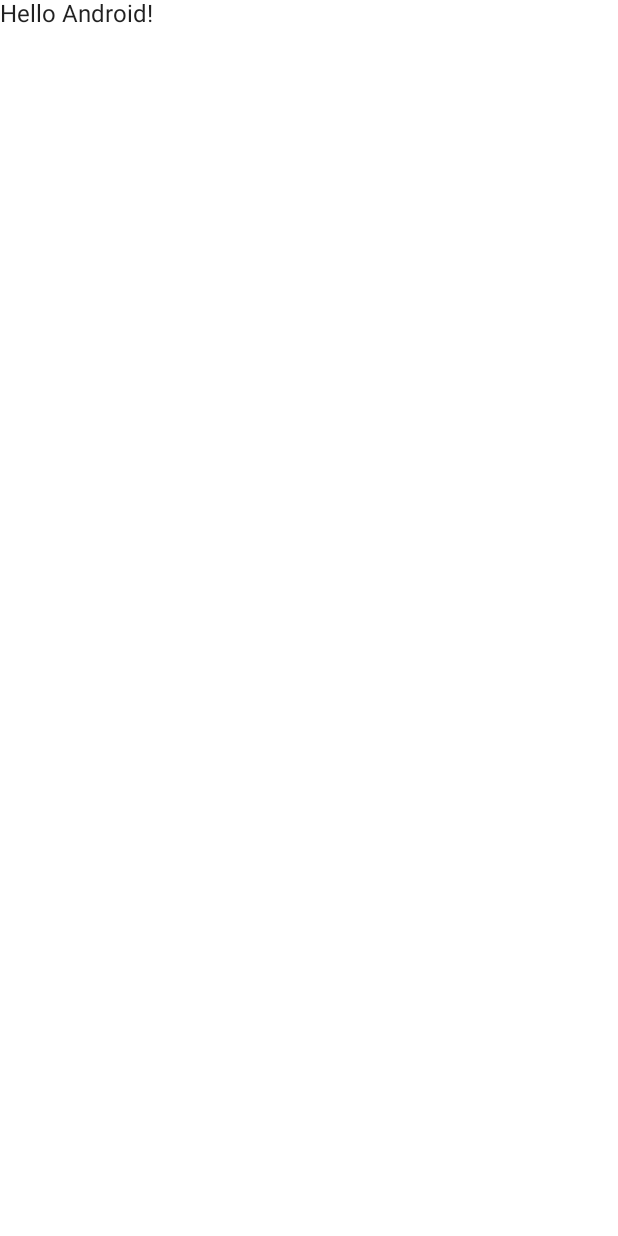
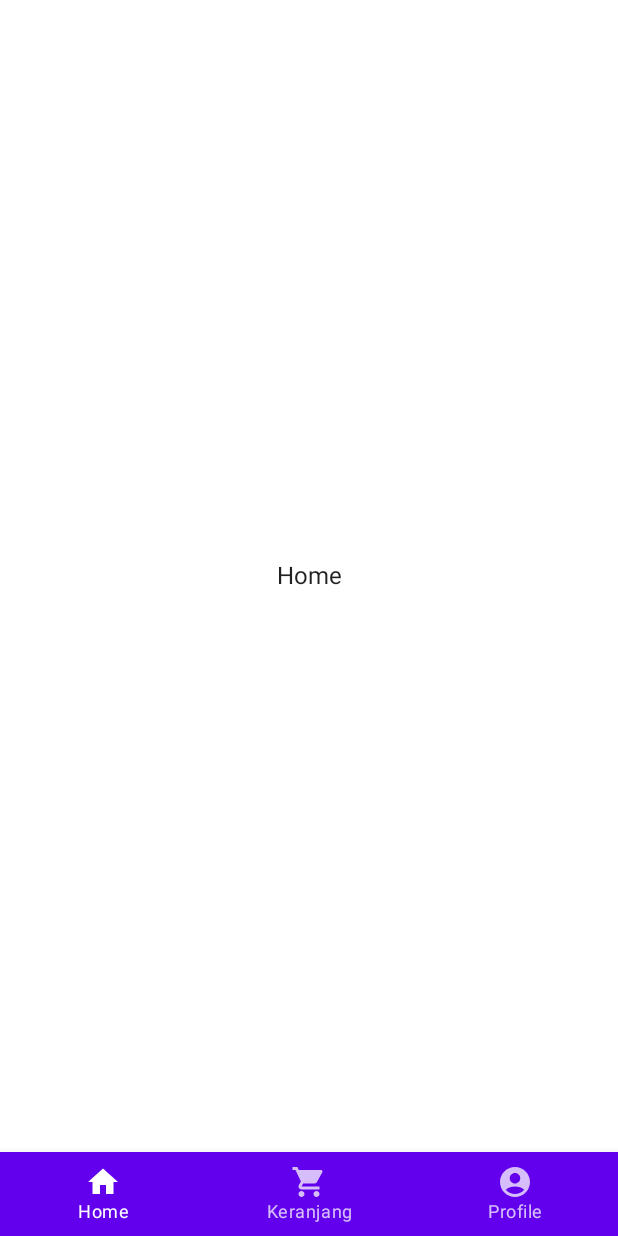
Before and after one commit to dicodingacademy/a445-jetpack-compose-labs, an Android app built with Jetpack Compose: the screen it shows after launch (MainActivity), on a phone screen of 412 x 824 dp. Before the commit the screen is almost empty. Run offline under Robolectric (Android 15) with nearby library versions, the phone set to English and light mode, and no system bars.

Commit message:
integrate bottom bar with navigation component

```diff
--- a/navigation-pada-compose/JetReward/app/build.gradle
+++ b/navigation-pada-compose/JetReward/app/build.gradle
@@ -59,4 +59,6 @@ dependencies {
     androidTestImplementation "androidx.compose.ui:ui-test-junit4:$compose_version"
     debugImplementation "androidx.compose.ui:ui-tooling:$compose_version"
     debugImplementation "androidx.compose.ui:ui-test-manifest:$compose_version"
+
+    implementation "androidx.navigation:navigation-compose:2.5.2"
 }
--- /dev/null
+++ b/navigation-pada-compose/JetReward/app/src/main/java/com/dicoding/jetreward/JetRewardApp.kt
@@ -0,0 +1,118 @@
+package com.dicoding.jetreward
+
+import HomeScreen
+import ProfileScreen
+import androidx.compose.foundation.layout.padding
+import androidx.compose.material.*
+import androidx.compose.material.icons.Icons
+import androidx.compose.material.icons.filled.AccountCircle
+import androidx.compose.material.icons.filled.Home
+import androidx.compose.material.icons.filled.ShoppingCart
+import androidx.compose.runtime.Composable
+import androidx.compose.runtime.getValue
+import androidx.compose.ui.Modifier
+import androidx.compose.ui.graphics.Color
+import androidx.compose.ui.res.stringResource
+import androidx.compose.ui.tooling.preview.Preview
+import androidx.navigation.NavGraph.Companion.findStartDestination
+import androidx.navigation.NavHostController
+import androidx.navigation.NavType
+import androidx.navigation.compose.NavHost
+import androidx.navigation.compose.composable
+import androidx.navigation.compose.currentBackStackEntryAsState
+import androidx.navigation.compose.rememberNavController
+import androidx.navigation.navArgument
+import com.dicoding.jetreward.ui.navigation.NavigationItem
+import com.dicoding.jetreward.ui.navigation.Screen
+import com.dicoding.jetreward.ui.screen.cart.CartScreen
+import com.dicoding.jetreward.ui.theme.JetRewardTheme
+
+@Composable
+fun JetRewardApp(
+    modifier: Modifier = Modifier,
+) {
+    val navController = rememberNavController()
+    Scaffold(
+        bottomBar = {
+            BottomBar(navController)
+        },
+        modifier = modifier
+    ) { innerPadding ->
+        NavHost(
+            navController = navController,
+            startDestination = Screen.Home.route,
+            modifier = Modifier.padding(innerPadding)
+        ) {
+            composable(Screen.Home.route) {
+                HomeScreen()
+            }
+            composable(Screen.Cart.route) {
+                CartScreen()
+            }
+            composable(Screen.Profile.route) {
+                ProfileScreen()
+            }
+        }
+    }
+}
+
+@Composable
+private fun BottomBar(
+    navController: NavHostController,
+    modifier: Modifier = Modifier
+) {
+    BottomNavigation(
+        modifier = modifier
+    ) {
+        val navBackStackEntry by navController.currentBackStackEntryAsState()
+        val currentRoute = navBackStackEntry?.destination?.route
+        val navigationItems = listOf(
+            NavigationItem(
+                title = stringResource(R.string.menu_home),
+                icon = Icons.Default.Home,
+                screen = Screen.Home
+            ),
+            NavigationItem(
+                title = stringResource(R.string.menu_cart),
+                icon = Icons.Default.ShoppingCart,
+                screen = Screen.Cart
+            ),
+            NavigationItem(
+                title = stringResource(R.string.menu_profile),
+                icon = Icons.Default.AccountCircle,
+                screen = Screen.Profile
+            ),
+        )
+        BottomNavigation {
+            navigationItems.map { item ->
+                BottomNavigationItem(
+                    icon = {
+                        Icon(
+                            imageVector = item.icon,
+                            contentDescription = item.title
+                        )
+                    },
+                    label = { Text(item.title) },
+                    selected = currentRoute == item.screen.route,
+                    onClick = {
+                        navController.navigate(item.screen.route) {
+                            popUpTo(navController.graph.findStartDestination().id) {
+                                saveState = true
+                            }
+                            restoreState = true
+                            launchSingleTop = true
+                        }
+                    }
+                )
+            }
+        }
+    }
+}
+
+@Preview(showBackground = true)
+@Composable
+fun JetHeroesAppPreview() {
+    JetRewardTheme {
+        JetRewardApp()
+    }
+}
--- a/navigation-pada-compose/JetReward/app/src/main/java/com/dicoding/jetreward/MainActivity.kt
+++ b/navigation-pada-compose/JetReward/app/src/main/java/com/dicoding/jetreward/MainActivity.kt
@@ -22,22 +22,9 @@ class MainActivity : ComponentActivity() {
                     modifier = Modifier.fillMaxSize(),
                     color = MaterialTheme.colors.background
                 ) {
-                    Greeting("Android")
+                    JetRewardApp()
                 }
             }
         }
     }
 }
-
-@Composable
-fun Greeting(name: String) {
-    Text(text = "Hello $name!")
-}
-
-@Preview(showBackground = true)
-@Composable
-fun DefaultPreview() {
-    JetRewardTheme {
-        Greeting("Android")
-    }
-}
--- /dev/null
+++ b/navigation-pada-compose/JetReward/app/src/main/java/com/dicoding/jetreward/ui/navigation/NavigationItem.kt
@@ -0,0 +1,9 @@
+package com.dicoding.jetreward.ui.navigation
+
+import androidx.compose.ui.graphics.vector.ImageVector
+
+data class NavigationItem(
+    val title: String,
+    val icon: ImageVector,
+    val screen: Screen
+)
--- /dev/null
+++ b/navigation-pada-compose/JetReward/app/src/main/java/com/dicoding/jetreward/ui/navigation/Screen.kt
@@ -0,0 +1,7 @@
+package com.dicoding.jetreward.ui.navigation
+
+sealed class Screen(val route: String) {
+    object Home : Screen("home")
+    object Cart : Screen("cart")
+    object Profile : Screen("profile")
+}
--- /dev/null
+++ b/navigation-pada-compose/JetReward/app/src/main/java/com/dicoding/jetreward/ui/screen/home/HomeScreen.kt
@@ -0,0 +1,20 @@
+import androidx.compose.foundation.layout.Box
+import androidx.compose.foundation.layout.fillMaxSize
+import androidx.compose.material.Text
+import androidx.compose.runtime.Composable
+import androidx.compose.ui.Alignment
+import androidx.compose.ui.Modifier
+import androidx.compose.ui.res.stringResource
+import com.dicoding.jetreward.R
+
+@Composable
+fun HomeScreen(
+    modifier: Modifier = Modifier
+) {
+    Box(
+        modifier = modifier.fillMaxSize(),
+        contentAlignment = Alignment.Center,
+    ) {
+        Text(stringResource(R.string.menu_home))
+    }
+}
--- a/navigation-pada-compose/JetReward/app/src/main/res/values/strings.xml
+++ b/navigation-pada-compose/JetReward/app/src/main/res/values/strings.xml
@@ -1,3 +1,6 @@
 <resources>
     <string name="app_name">JetReward</string>
+    <string name="menu_home">Home</string>
+    <string name="menu_cart">Keranjang</string>
+    <string name="menu_profile">Profile</string>
 </resources>
--- a/navigation-pada-compose/JetReward/build.gradle
+++ b/navigation-pada-compose/JetReward/build.gradle
@@ -6,7 +6,7 @@ buildscript {
 plugins {
     id 'com.android.application' version '7.2.1' apply false
     id 'com.android.library' version '7.2.1' apply false
-    id 'org.jetbrains.kotlin.android' version '1.7.10' apply false
+    id 'org.jetbrains.kotlin.android' version '1.7.0' apply false
 }
 
 task clean(type: Delete) {
```
Also changed, not shown: navigation-pada-compose/JetReward/app/src/main/java/com/dicoding/jetreward/ui/screen/cart/CartScreen.kt (added, +22 -0 lines), navigation-pada-compose/JetReward/app/src/main/java/com/dicoding/jetreward/ui/screen/profile/ProfileScreen.kt (added, +20 -0 lines).
